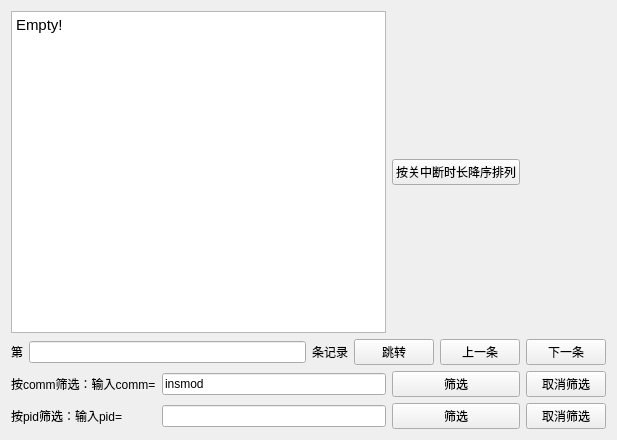
zhaozihanzzh/linux-realtime-probe-tool, file Qt-frontend/processinfowidget.ui: the form before one commit.
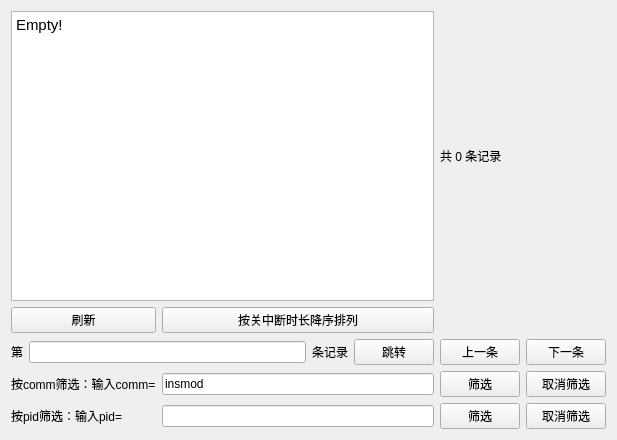
The form after the commit.

Commit message: Qt-frontend: Refresh process information Now we can refresh process information in ProcessInfoWidget.

The edit to the form file:
```diff
--- a/Qt-frontend/processinfowidget.ui
+++ b/Qt-frontend/processinfowidget.ui
@@ -14,63 +14,17 @@
    <string>Form</string>
   </property>
   <layout class="QGridLayout" name="gridLayout">
-   <item row="3" column="1">
-    <widget class="QLineEdit" name="lineEdit_2">
-     <property name="text">
-      <string>insmod</string>
-     </property>
-    </widget>
-   </item>
-   <item row="4" column="1">
-    <widget class="QLineEdit" name="lineEdit_3"/>
-   </item>
-   <item row="4" column="3">
-    <widget class="QPushButton" name="pushButton_8">
-     <property name="text">
-      <string>取消筛选</string>
-     </property>
-    </widget>
-   </item>
-   <item row="3" column="2">
-    <widget class="QPushButton" name="pushButton_5">
-     <property name="text">
-      <string>筛选</string>
-     </property>
-    </widget>
-   </item>
-   <item row="3" column="3">
-    <widget class="QPushButton" name="pushButton_6">
-     <property name="text">
-      <string>取消筛选</string>
-     </property>
-    </widget>
-   </item>
-   <item row="0" column="0" colspan="2">
-    <widget class="QTextBrowser" name="textBrowser">
-     <property name="html">
-      <string>&lt;!DOCTYPE HTML PUBLIC &quot;-//W3C//DTD HTML 4.0//EN&quot; &quot;http://www.w3.org/TR/REC-html40/strict.dtd&quot;&gt;
-&lt;html&gt;&lt;head&gt;&lt;meta name=&quot;qrichtext&quot; content=&quot;1&quot; /&gt;&lt;style type=&quot;text/css&quot;&gt;
-p, li { white-space: pre-wrap; }
-&lt;/style&gt;&lt;/head&gt;&lt;body style=&quot; font-family:'Cantarell'; font-size:11pt; font-weight:400; font-style:normal;&quot;&gt;
-&lt;p style=&quot; margin-top:0px; margin-bottom:0px; margin-left:0px; margin-right:0px; -qt-block-indent:0; text-indent:0px;&quot;&gt;Empty!&lt;/p&gt;&lt;/body&gt;&lt;/html&gt;</string>
-     </property>
-    </widget>
-   </item>
-   <item row="4" column="2">
-    <widget class="QPushButton" name="pushButton_7">
-     <property name="text">
-      <string>筛选</string>
-     </property>
-    </widget>
-   </item>
-   <item row="4" column="0">
+   <item row="5" column="0">
     <widget class="QLabel" name="label_4">
      <property name="text">
       <string>按pid筛选：输入pid=</string>
      </property>
     </widget>
    </item>
-   <item row="2" column="0" colspan="4">
+   <item row="5" column="1">
+    <widget class="QLineEdit" name="lineEdit_3"/>
+   </item>
+   <item row="3" column="0" colspan="4">
     <layout class="QHBoxLayout" name="horizontalLayout_3">
      <item>
       <layout class="QHBoxLayout" name="horizontalLayout">
@@ -124,20 +78,80 @@
      </item>
     </layout>
    </item>
-   <item row="3" column="0">
+   <item row="4" column="3">
+    <widget class="QPushButton" name="pushButton_6">
+     <property name="text">
+      <string>取消筛选</string>
+     </property>
+    </widget>
+   </item>
+   <item row="5" column="3">
+    <widget class="QPushButton" name="pushButton_8">
+     <property name="text">
+      <string>取消筛选</string>
+     </property>
+    </widget>
+   </item>
+   <item row="4" column="0">
     <widget class="QLabel" name="label_3">
      <property name="text">
       <string>按comm筛选：输入comm=</string>
      </property>
     </widget>
    </item>
-   <item row="0" column="2">
+   <item row="4" column="1">
+    <widget class="QLineEdit" name="lineEdit_2">
+     <property name="text">
+      <string>insmod</string>
+     </property>
+    </widget>
+   </item>
+   <item row="5" column="2">
+    <widget class="QPushButton" name="pushButton_7">
+     <property name="text">
+      <string>筛选</string>
+     </property>
+    </widget>
+   </item>
+   <item row="0" column="0" colspan="2">
+    <widget class="QTextBrowser" name="textBrowser">
+     <property name="html">
+      <string>&lt;!DOCTYPE HTML PUBLIC &quot;-//W3C//DTD HTML 4.0//EN&quot; &quot;http://www.w3.org/TR/REC-html40/strict.dtd&quot;&gt;
+&lt;html&gt;&lt;head&gt;&lt;meta name=&quot;qrichtext&quot; content=&quot;1&quot; /&gt;&lt;style type=&quot;text/css&quot;&gt;
+p, li { white-space: pre-wrap; }
+&lt;/style&gt;&lt;/head&gt;&lt;body style=&quot; font-family:'Sans Serif'; font-size:9pt; font-weight:400; font-style:normal;&quot;&gt;
+&lt;p style=&quot; margin-top:0px; margin-bottom:0px; margin-left:0px; margin-right:0px; -qt-block-indent:0; text-indent:0px;&quot;&gt;&lt;span style=&quot; font-family:'Cantarell'; font-size:11pt;&quot;&gt;Empty!&lt;/span&gt;&lt;/p&gt;&lt;/body&gt;&lt;/html&gt;</string>
+     </property>
+    </widget>
+   </item>
+   <item row="4" column="2">
+    <widget class="QPushButton" name="pushButton_5">
+     <property name="text">
+      <string>筛选</string>
+     </property>
+    </widget>
+   </item>
+   <item row="2" column="1">
     <widget class="QPushButton" name="pushButton_9">
      <property name="text">
       <string>按关中断时长降序排列</string>
      </property>
     </widget>
    </item>
+   <item row="2" column="0">
+    <widget class="QPushButton" name="pushButton_10">
+     <property name="text">
+      <string>刷新</string>
+     </property>
+    </widget>
+   </item>
+   <item row="0" column="2">
+    <widget class="QLabel" name="label_5">
+     <property name="text">
+      <string>共 0 条记录</string>
+     </property>
+    </widget>
+   </item>
   </layout>
  </widget>
  <resources/>
```
The commit also changes 2 other files.
